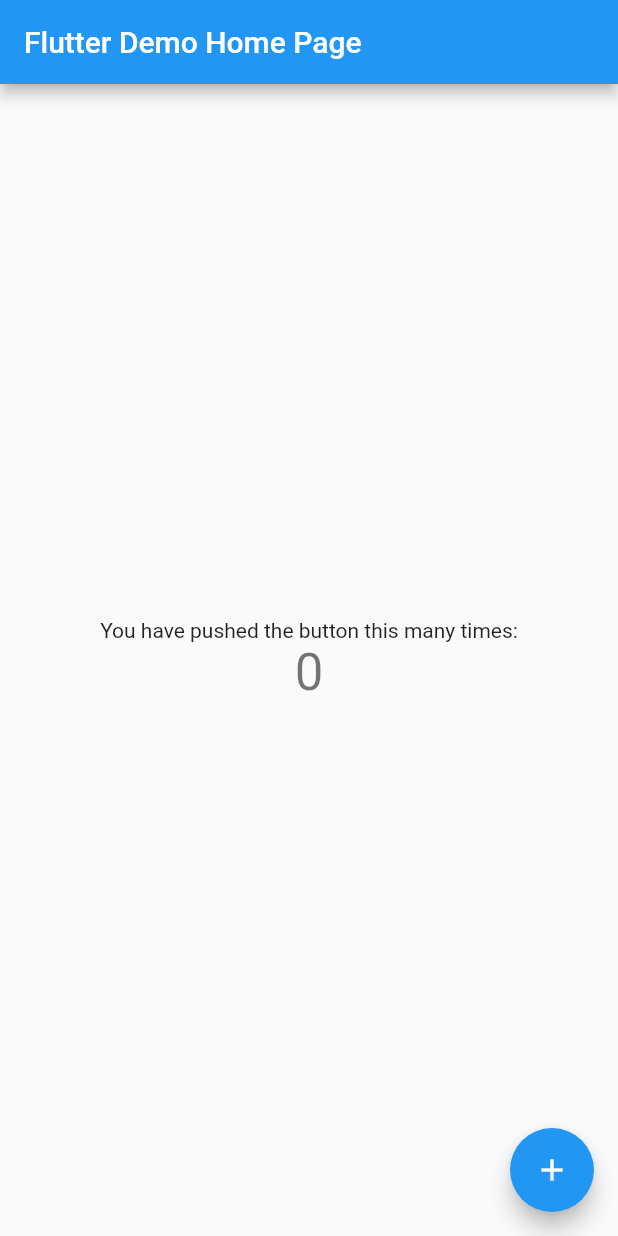
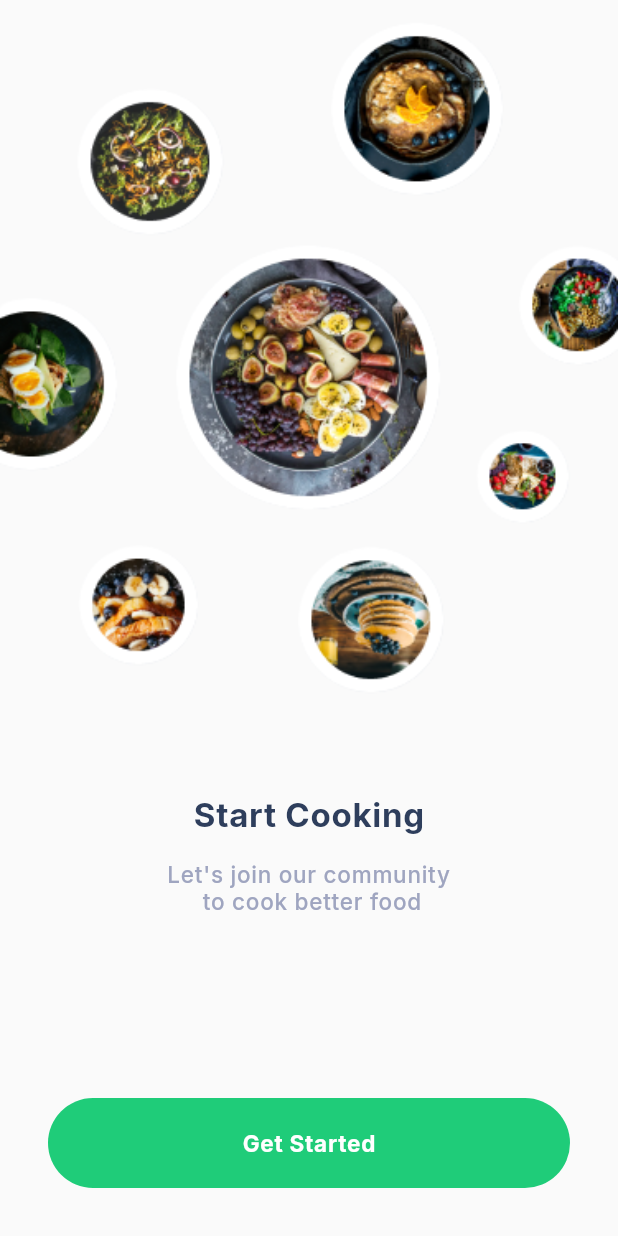
Before and after one commit to mike-gallego-2/recipe_app, a Flutter app: the screen it shows after launch, on a phone screen of 412 x 824 dp. Run offline on Flutter 3.47's test engine with Material 2 defaults, Android fonts, the phone set to English and light mode, and no system bars; our stand-ins replace google_fonts.

Commit message:
:sparkles: add onboarding page

```diff
--- a/lib/main.dart
+++ b/lib/main.dart
@@ -1,115 +1,20 @@
 import 'package:flutter/material.dart';
+import 'package:recipe_app/pages/signup/onboarding.dart';
 
 void main() {
-  runApp(const MyApp());
+  runApp(const RecipeApp());
 }
 
-class MyApp extends StatelessWidget {
-  const MyApp({Key? key}) : super(key: key);
+class RecipeApp extends StatelessWidget {
+  const RecipeApp({Key? key}) : super(key: key);
 
   // This widget is the root of your application.
   @override
   Widget build(BuildContext context) {
-    return MaterialApp(
-      title: 'Flutter Demo',
-      theme: ThemeData(
-        // This is the theme of your application.
-        //
-        // Try running your application with "flutter run". You'll see the
-        // application has a blue toolbar. Then, without quitting the app, try
-        // changing the primarySwatch below to Colors.green and then invoke
-        // "hot reload" (press "r" in the console where you ran "flutter run",
-        // or simply save your changes to "hot reload" in a Flutter IDE).
-        // Notice that the counter didn't reset back to zero; the application
-        // is not restarted.
-        primarySwatch: Colors.blue,
-      ),
-      home: const MyHomePage(title: 'Flutter Demo Home Page'),
+    return const MaterialApp(
+      title: 'Recipe App',
+      debugShowCheckedModeBanner: false,
+      home: OnboardingPage(),
     );
   }
 }
-
-class MyHomePage extends StatefulWidget {
-  const MyHomePage({Key? key, required this.title}) : super(key: key);
-
-  // This widget is the home page of your application. It is stateful, meaning
-  // that it has a State object (defined below) that contains fields that affect
-  // how it looks.
-
-  // This class is the configuration for the state. It holds the values (in this
-  // case the title) provided by the parent (in this case the App widget) and
-  // used by the build method of the State. Fields in a Widget subclass are
-  // always marked "final".
-
-  final String title;
-
-  @override
-  State<MyHomePage> createState() => _MyHomePageState();
-}
-
-class _MyHomePageState extends State<MyHomePage> {
-  int _counter = 0;
-
-  void _incrementCounter() {
-    setState(() {
-      // This call to setState tells the Flutter framework that something has
-      // changed in this State, which causes it to rerun the build method below
-      // so that the display can reflect the updated values. If we changed
-      // _counter without calling setState(), then the build method would not be
-      // called again, and so nothing would appear to happen.
-      _counter++;
-    });
-  }
-
-  @override
-  Widget build(BuildContext context) {
-    // This method is rerun every time setState is called, for instance as done
-    // by the _incrementCounter method above.
-    //
-    // The Flutter framework has been optimized to make rerunning build methods
-    // fast, so that you can just rebuild anything that needs updating rather
-    // than having to individually change instances of widgets.
-    return Scaffold(
-      appBar: AppBar(
-        // Here we take the value from the MyHomePage object that was created by
-        // the App.build method, and use it to set our appbar title.
-        title: Text(widget.title),
-      ),
-      body: Center(
-        // Center is a layout widget. It takes a single child and positions it
-        // in the middle of the parent.
-        child: Column(
-          // Column is also a layout widget. It takes a list of children and
-          // arranges them vertically. By default, it sizes itself to fit its
-          // children horizontally, and tries to be as tall as its parent.
-          //
-          // Invoke "debug painting" (press "p" in the console, choose the
-          // "Toggle Debug Paint" action from the Flutter Inspector in Android
-          // Studio, or the "Toggle Debug Paint" command in Visual Studio Code)
-          // to see the wireframe for each widget.
-          //
-          // Column has various properties to control how it sizes itself and
-          // how it positions its children. Here we use mainAxisAlignment to
-          // center the children vertically; the main axis here is the vertical
-          // axis because Columns are vertical (the cross axis would be
-          // horizontal).
-          mainAxisAlignment: MainAxisAlignment.center,
-          children: <Widget>[
-            const Text(
-              'You have pushed the button this many times:',
-            ),
-            Text(
-              '$_counter',
-              style: Theme.of(context).textTheme.headline4,
-            ),
-          ],
-        ),
-      ),
-      floatingActionButton: FloatingActionButton(
-        onPressed: _incrementCounter,
-        tooltip: 'Increment',
-        child: const Icon(Icons.add),
-      ), // This trailing comma makes auto-formatting nicer for build methods.
-    );
-  }
-}
--- /dev/null
+++ b/lib/pages/signup/onboarding.dart
@@ -0,0 +1,45 @@
+import 'package:flutter/material.dart';
+import 'package:recipe_app/constants/values.dart';
+import 'package:recipe_app/widgets/widgets.dart';
+
+class OnboardingPage extends StatelessWidget {
+  const OnboardingPage({Key? key}) : super(key: key);
+
+  @override
+  Widget build(BuildContext context) {
+    return Scaffold(
+        body: Column(
+      children: [
+        Image.asset(
+          'assets/signup/onboarding.png',
+          height: MediaQuery.of(context).size.height * 0.6,
+          width: double.infinity,
+          fit: BoxFit.cover,
+        ),
+        const SizedBox(
+          height: 20,
+        ),
+        const AppText(
+          text: 'Start Cooking',
+          fontSize: headerText,
+          fontWeight: bold,
+          padding: 16,
+        ),
+        const AppText(
+          text: "Let's join our community\n to cook better food",
+          color: accentColor,
+          textAlign: TextAlign.center,
+        ),
+        Expanded(
+          child: Container(
+            padding: largePadding,
+            alignment: Alignment.bottomCenter,
+            child: const AppButton(
+              text: 'Get Started',
+            ),
+          ),
+        )
+      ],
+    ));
+  }
+}
```
